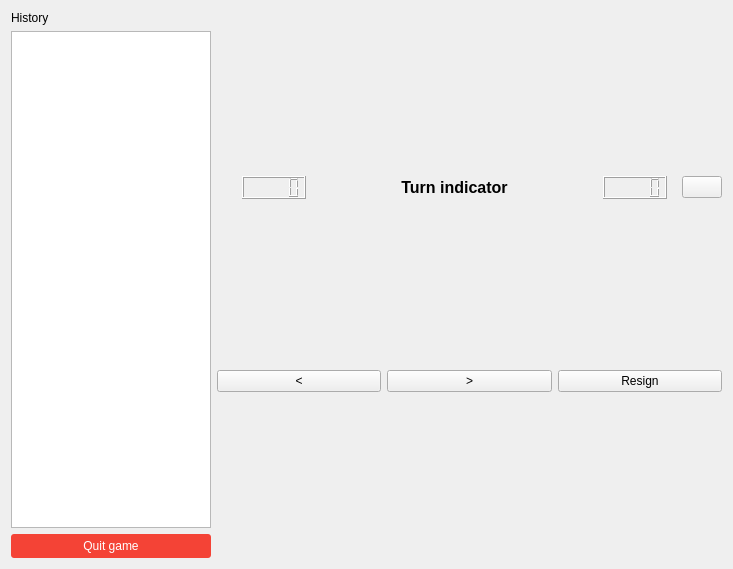
First picture: the form in python/ui/gamePage.ui, repository LepTho2233127/CNChess, before the edit.
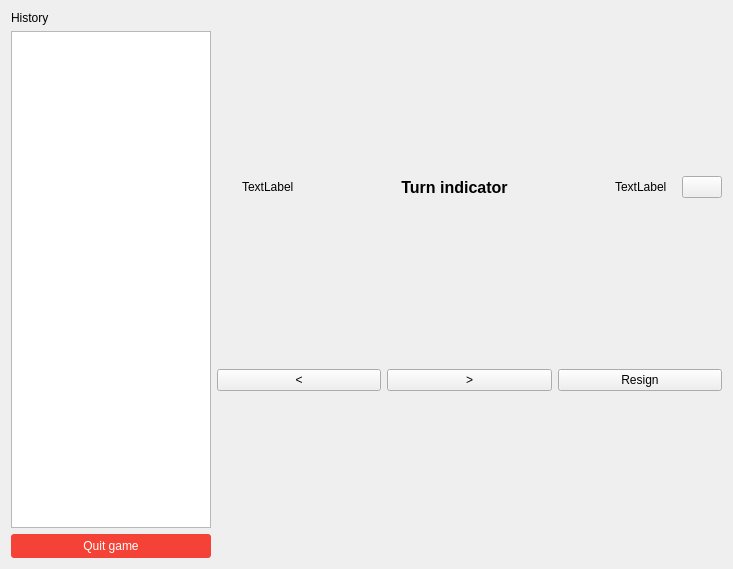
Second picture: the form after the edit. Icons and pictures are not drawn.

Commit message: timer are now working

Diff of the .ui file:
```diff
--- a/python/ui/gamePage.ui
+++ b/python/ui/gamePage.ui
@@ -70,7 +70,11 @@
           <number>25</number>
          </property>
          <item>
-          <widget class="QLCDNumber" name="timeWhite"/>
+          <widget class="QLabel" name="whiteTimer">
+           <property name="text">
+            <string>TextLabel</string>
+           </property>
+          </widget>
          </item>
          <item>
           <widget class="QLabel" name="labelTurn">
@@ -90,12 +94,9 @@
           </widget>
          </item>
          <item>
-          <widget class="QLCDNumber" name="timeBlack">
-           <property name="sizePolicy">
-            <sizepolicy hsizetype="Minimum" vsizetype="Minimum">
-             <horstretch>0</horstretch>
-             <verstretch>0</verstretch>
-            </sizepolicy>
+          <widget class="QLabel" name="blackTimer">
+           <property name="text">
+            <string>TextLabel</string>
            </property>
           </widget>
          </item>
```
The commit also changes 1 other file.
